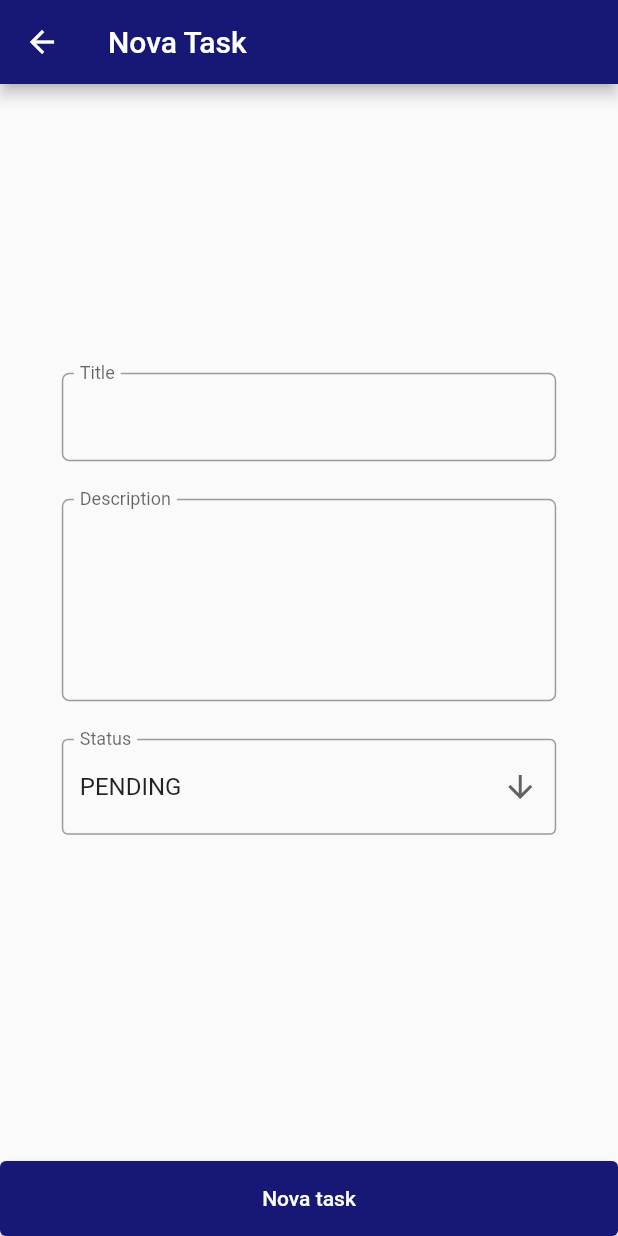
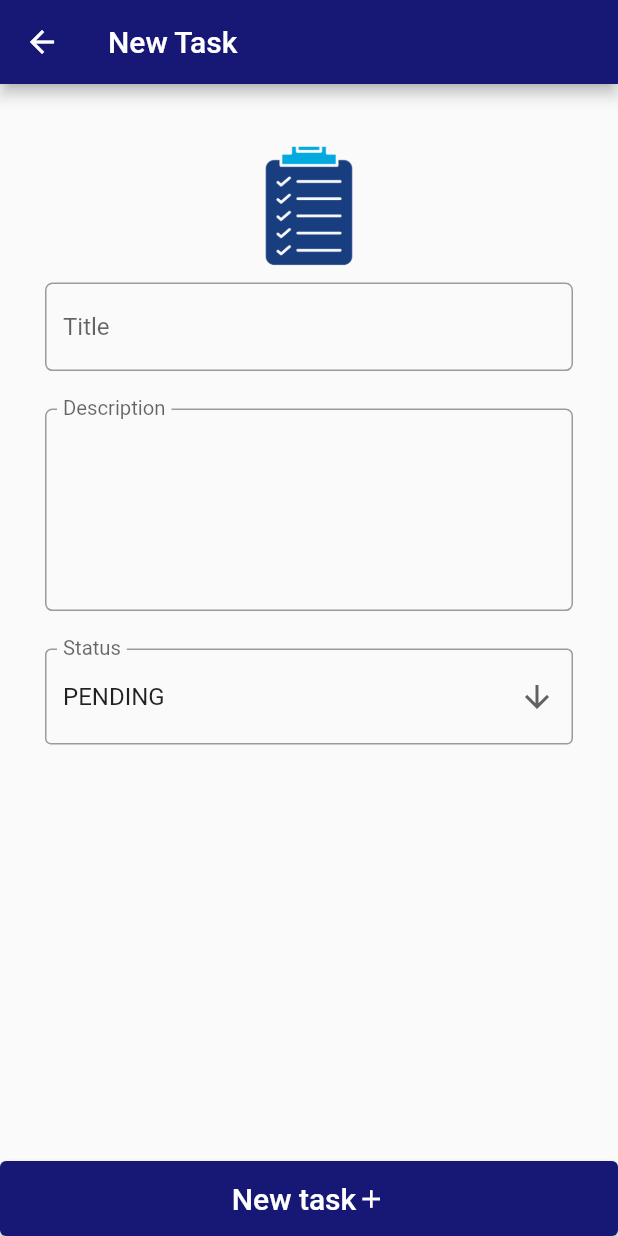
Before and after one commit to mattbrevis/to_do_list_project, a Flutter app: the screen it shows after launch, after a tap on "New Task", on a phone screen of 412 x 824 dp. Run offline on Flutter 3.47's test engine with Material 2 defaults, Android fonts, the light colour scheme and no system bars; our stand-ins replace sqflite; accounts and stored records are empty.

Commit message:
Front Adjustments

```diff
--- a/lib/constants/routes.dart
+++ b/lib/constants/routes.dart
@@ -1,6 +1,6 @@
 import 'package:to_do_list_project/views/tasks/list_tasks_page.dart';
 import 'package:to_do_list_project/views/my_home.dart';
-import 'package:to_do_list_project/views/tasks/new_task_page.dart';
+import 'package:to_do_list_project/views/tasks/task_page.dart';
 
 final myRoutes ={
   'home' : (context) => const MyHomePage(),
--- a/lib/views/my_home.dart
+++ b/lib/views/my_home.dart
@@ -1,5 +1,4 @@
 import 'package:flutter/material.dart';
-
 
 class MyHomePage extends StatelessWidget {
   const MyHomePage({Key? key}) : super(key: key);
@@ -7,38 +6,62 @@ class MyHomePage extends StatelessWidget {
   @override
   Widget build(BuildContext context) {
     return Scaffold(
-      appBar: AppBar(
-        title: const Text('Home'),
-      ),
-      body: Center(
-        child: SizedBox(
-          width: MediaQuery.of(context).size.width * .8,
-          child: Column(
-              mainAxisAlignment: MainAxisAlignment.center,
-              crossAxisAlignment: CrossAxisAlignment.stretch,
-              children: [
+      body: Container(
+        color: Colors.indigo,
+        child: Column(mainAxisAlignment: MainAxisAlignment.center, children: [
           Container(
-                  height: MediaQuery.of(context).size.height * .20,
+            height: MediaQuery.of(context).size.height * .30,
             decoration: const BoxDecoration(
                 image: DecorationImage(
-                    image: AssetImage("assets/images/taskico.png"),
+              fit: BoxFit.fitHeight,
+              filterQuality: FilterQuality.high,
+              isAntiAlias: true,
+              image: AssetImage("assets/images/taskhome.png"),
             )),
           ),
+          const SizedBox(
+            height: 20,
+          ),
+          const Text(
+            'To Do List App',
+            style: TextStyle(fontSize: 35, color: Colors.white, fontStyle: FontStyle.italic),
+            textAlign: TextAlign.center,
+          ),
+          const SizedBox(
+            height: 20,
+          ),
           SizedBox(
-                  height: 120,
+            height: 100,
+            width: MediaQuery.of(context).size.width * .8,
             child: ElevatedButton(
               onPressed: (() {
                 Navigator.pushNamed(context, 'new_task');
               }),
-                    child: Row(
+              child: Row(children: [
+                Expanded(
+                  child: Column(
                     mainAxisAlignment: MainAxisAlignment.center,
+                    crossAxisAlignment: CrossAxisAlignment.start,
                     children: const [
                       Text(
                         'New Task',
-                        style: TextStyle(fontSize: 20),
+                        style: TextStyle(fontSize: 25),
                       ),
-                      SizedBox(width: 10,),
-                      Icon(Icons.add, size: 35,),
+                      Text(
+                        'You can organize your tasks \nby adding your tasks into separate categories',
+                        style:
+                            TextStyle(fontSize: 13, fontStyle: FontStyle.italic),
+                      ),
+                    ],
+                  ),
+                ),
+                const SizedBox(
+                  width: 10,
+                ),
+                const Icon(
+                  Icons.add,
+                  size: 35,
+                ),
               ]),
             ),
           ),
@@ -46,32 +69,46 @@ class MyHomePage extends StatelessWidget {
             height: 10,
           ),
           SizedBox(
-                  height: 120,
+            height: 100,
+            width: MediaQuery.of(context).size.width * .8,
             child: ElevatedButton(
               onPressed: (() {
                 Navigator.pushNamed(context, 'list_task');
               }),
               child: Row(
+                children: [
+                  Expanded(
+                    child: Column(
                       mainAxisAlignment: MainAxisAlignment.center,
-                      children: const[
+                      crossAxisAlignment: CrossAxisAlignment.start,
+                      children: const [
                         Text(
                           'List Task',
-                          style: TextStyle(fontSize: 20),
+                          style: TextStyle(fontSize: 25),
                         ),
-                        SizedBox(width: 10,),
-                        Icon(Icons.edit_note_outlined, size: 35,),
+                        Text(
+                          'You can check all your pending/running/in progress tasks here',
+                          style: TextStyle(fontSize: 13, fontStyle: FontStyle.italic),
+                        ),
                       ],
                     ),
-
                   ),
-
+                  const SizedBox(
+                    width: 10,
+                  ),
+                  const Icon(
+                    Icons.edit_note_outlined,
+                    size: 35,
+                  ),
+                ],
+              ),
+            ),
           ),
           const SizedBox(
             height: 10,
           ),
         ]),
       ),
-      ),
     );
   }
 }
--- a/lib/views/tasks/list_tasks_page.dart
+++ b/lib/views/tasks/list_tasks_page.dart
@@ -1,7 +1,7 @@
 import 'package:flutter/material.dart';
 import 'package:to_do_list_project/constants/status_task.dart';
 import 'package:to_do_list_project/repository/task_repository.dart';
-import 'package:to_do_list_project/views/tasks/new_task_page.dart';
+import 'package:to_do_list_project/views/tasks/task_page.dart';
 
 import '../../model/task_model.dart';
 
@@ -14,10 +14,15 @@ class ListTaskPage extends StatefulWidget {
 
 class _ListTaskPageState extends State<ListTaskPage> {
   List<TaskModel> listTasks = [];
+  bool isLoading = true;
 
   void getTasks() async {
+    isLoading = true;
+    listTasks=[];
     listTasks = await TaskRepository().getAllTasks() ?? [];
-    setState(() {});
+    setState(() {
+      isLoading=false;
+    });
   }
 
   @override
@@ -29,8 +34,8 @@ class _ListTaskPageState extends State<ListTaskPage> {
   @override
   Widget build(BuildContext context) {
     return Scaffold(
-      appBar: AppBar(title: const Text('Your tasks')),
-      body: ListView.builder(
+      appBar: AppBar(title: const Text('Your personal tasks')),
+      body:isLoading==true? const Center(child: CircularProgressIndicator(),) : ListView.builder(
           itemCount: listTasks.length,
           itemBuilder: ((context, index) {
             String statusIndexTask = '';
@@ -52,34 +57,30 @@ class _ListTaskPageState extends State<ListTaskPage> {
                     color: Colors.orange, size: 50);
                 break;
             }
-            return SizedBox(
-              width: MediaQuery.of(context).size.width * .75,
-              height: 100,
-              child: Card(
+            return Card(
               shape: const RoundedRectangleBorder(),
               elevation: 8,
               child: ListTile(
-                  onTap: () {
-                    Navigator.push(
+                onTap: () async {
+                  await Navigator.push(
                     context,
                     MaterialPageRoute(
                         builder: (context) => TaskPage(
                               task: listTasks[index],
                             )),
                   );
+                  getTasks();
+
                 },
                 leading: iconIndexedTask,
                 title: Text(listTasks[index].titleTask.toUpperCase(),
                     style: Theme.of(context).textTheme.titleLarge),
                 subtitle: Text(
-                      '${listTasks[index].descriptionTask.toString()} \n$statusIndexTask',
+                    '${listTasks[index].descriptionTask.toString()} \nSTATUS: $statusIndexTask',
                     style: Theme.of(context).textTheme.titleMedium),
                 trailing: const Icon(Icons.edit_note_rounded),
                 isThreeLine: true,
               ),
-              ),
-
-              //         Text(statusIndexTask, style: Theme.of(context).textTheme.titleMedium),
             );
           })),
     );
--- a/lib/views/tasks/new_task_page.dart
+++ /dev/null
@@ -1,203 +0,0 @@
-// ignore_for_file: public_member_api_docs, sort_constructors_first
-import 'package:date_time_picker/date_time_picker.dart';
-import 'package:flutter/material.dart';
-
-import 'package:to_do_list_project/constants/status_task.dart';
-import 'package:to_do_list_project/model/task_model.dart';
-import 'package:to_do_list_project/repository/task_repository.dart';
-
-class TaskPage extends StatefulWidget {
-  final TaskModel? task;
-  const TaskPage({
-    Key? key,
-    required this.task,
-  }) : super(key: key);
-
-  @override
-  State<TaskPage> createState() => _TaskPageState();
-}
-
-class _TaskPageState extends State<TaskPage> {
-  final formKey = GlobalKey<FormState>();
-  final taskDescriptionController = TextEditingController();
-  final titleTaskController = TextEditingController();
-  bool isSaving = false;
-  int i = 0;
-  String titleStatusTask = '';
-
-  void newTask(TaskModel taskModel) async {
-    await TaskRepository().newTask(taskModel).then((value) {
-      if (value > 0) {
-        ScaffoldMessenger.of(context).showSnackBar(
-          const SnackBar(content: Text('New task saved!')),
-        );
-        Navigator.pop(context);
-      }
-    });
-  }
-
-  void editTask(TaskModel taskModel) async{
-    await TaskRepository().updateTask(taskModel).then((value) {
-      if (value > 0) {
-        ScaffoldMessenger.of(context).showSnackBar(
-          const SnackBar(content: Text('New task saved!')),
-        );
-        Navigator.pop(context);
-      }
-    });
-  }
-
-  void loadTask(){
-    if(widget.task != null){
-      titleTaskController.text = widget.task!.titleTask.toUpperCase();
-      taskDescriptionController.text = widget.task!.descriptionTask.toString();
-      titleStatusTask = statusTask[widget.task!.status];
-    }else{
-      titleStatusTask = statusTask.first;
-    }
-    setState(() {
-
-    });
-  }
-
-  @override
-  void initState() {
-    loadTask();
-    super.initState();
-  }
-
-
-
-  @override
-  Widget build(BuildContext context) {
-    return Scaffold(
-      body: Center(
-        child: SizedBox(
-          width: MediaQuery.of(context).size.width * 0.8,
-          child: Form(
-            key: formKey,
-            child: Column(
-              mainAxisAlignment: MainAxisAlignment.center,
-              children: [
-                TextFormField(
-                  readOnly: false,
-                  controller: titleTaskController,
-                  decoration: const InputDecoration(
-                      floatingLabelBehavior: FloatingLabelBehavior.always,
-                      labelText: 'Title',
-                      border: OutlineInputBorder(
-                        borderSide: BorderSide(width: 1),
-                        borderRadius: BorderRadius.all(Radius.circular(5.0)),
-                      )),
-                  keyboardType: TextInputType.name,
-                  validator: (value) {
-                    if (value == null || value.isEmpty) {
-                      return 'Title is required';
-                    }
-                    return null;
-                  },
-                ),
-                const SizedBox(
-                  height: 25,
-                ),
-                TextFormField(
-                  maxLines: 5,
-                  readOnly: false,
-                  controller: taskDescriptionController,
-                  decoration: const InputDecoration(
-                      floatingLabelBehavior: FloatingLabelBehavior.always,
-                      labelText: 'Description',
-                      border: OutlineInputBorder(
-                        borderSide: BorderSide(width: 1),
-                        borderRadius: BorderRadius.all(Radius.circular(5.0)),
-                      )),
-                  keyboardType: TextInputType.name,
-                  validator: (value) {
-                    if (value == null || value.isEmpty) {
-                      return 'Description is required';
-                    }
-                    return null;
-                  },
-                ),
-                const SizedBox(
-                  height: 25,
-                ),
-                DropdownButtonFormField<String>(
-                  decoration: const InputDecoration(
-                      label: Text('Status'), border: OutlineInputBorder()),
-                  value: titleStatusTask,
-
-                  icon: const Icon(Icons.arrow_downward),
-                  onChanged: (String? value) {
-                    setState(() {
-                      titleStatusTask = value!;
-                      if (value == statusTask[0]) {
-                        i = 0;
-                      } else if (value == statusTask[1]) {
-                        i = 1;
-                      } else {
-                        i = 2;
-                      }
-                    });
-                  },
-                  items:
-                      statusTask.map<DropdownMenuItem<String>>((String value) {
-                    return DropdownMenuItem<String>(
-                      value: value,
-                      child: Text(value),
-                    );
-                  }).toList(),
-                ),
-                const SizedBox(
-                  height: 25,
-                ),
-                Visibility(
-                  visible: false, //todo later
-                  child: SizedBox(
-                      width: MediaQuery.of(context).size.width * .8,
-                      child: DateTimePicker(
-                        decoration: const InputDecoration(
-                            label: Text('Validity'),
-                            border: OutlineInputBorder()),
-                        initialValue: DateTime.now().toString(),
-                        type: DateTimePickerType.date,
-                        firstDate: DateTime(2000),
-                        lastDate: DateTime.now(),
-                        onChanged: (val) {},
-                        validator: (val) {
-                          return null;
-                        },
-                        onSaved: (val) {},
-                      )),
-                ),
-              ],
-            ),
-          ),
-        ),
-      ),
-      appBar: AppBar(title: const Text('Nova Task',)),
-      bottomNavigationBar: SizedBox(
-        width: MediaQuery.of(context).size.width * .85,
-        height: 50,
-        child: ElevatedButton(onPressed: isSaving == true
-                ? null
-                : () async {
-                    setState(() {
-                      isSaving = true;
-                    });
-                    if (formKey.currentState!.validate()) {
-                      final taskModel = TaskModel(
-                          titleTask: titleTaskController.text,
-                          descriptionTask: taskDescriptionController.text,
-                          status: i);
-                      newTask(taskModel);
-                    }
-                    setState(() {
-                      isSaving = false;
-                    });
-                  }, child: const Text('Nova task')),
-      ),
-
-    );
-  }
-}
--- /dev/null
+++ b/lib/views/tasks/task_page.dart
@@ -0,0 +1,238 @@
+// ignore_for_file: public_member_api_docs, sort_constructors_first
+import 'package:date_time_picker/date_time_picker.dart';
+import 'package:flutter/material.dart';
+
+import 'package:to_do_list_project/constants/status_task.dart';
+import 'package:to_do_list_project/model/task_model.dart';
+import 'package:to_do_list_project/repository/task_repository.dart';
+
+class TaskPage extends StatefulWidget {
+  final TaskModel? task;
+  const TaskPage({
+    Key? key,
+    required this.task,
+  }) : super(key: key);
+
+  @override
+  State<TaskPage> createState() => _TaskPageState();
+}
+
+class _TaskPageState extends State<TaskPage> {
+  final formKey = GlobalKey<FormState>();
+  final taskDescriptionController = TextEditingController();
+  final titleTaskController = TextEditingController();
+  bool isSaving = false;
+  int i = 0;
+  String titleStatusTask = '';
+
+  void newTask(TaskModel taskModel) async {
+    await TaskRepository().newTask(taskModel).then((value) {
+      if (value > 0) {
+        ScaffoldMessenger.of(context).showSnackBar(
+          const SnackBar(content: Text('New task saved!')),
+        );
+        Navigator.pop(context);
+      }
+    });
+  }
+
+  void editTask(TaskModel taskModel) async {
+    taskModel.idTask = widget.task!.idTask;
+    await TaskRepository().updateTask(taskModel).then((value) {
+      if (value > 0) {
+        ScaffoldMessenger.of(context).showSnackBar(
+          const SnackBar(content: Text('New task saved!')),
+        );
+        Navigator.pop(context);
+      }
+    });
+  }
+
+  void loadTask() {
+    if (widget.task != null) {
+      titleTaskController.text = widget.task!.titleTask.toUpperCase();
+      taskDescriptionController.text = widget.task!.descriptionTask.toString();
+      titleStatusTask = statusTask[widget.task!.status];
+    } else {
+      titleStatusTask = statusTask.first;
+    }
+    setState(() {});
+  }
+
+  @override
+  void initState() {
+    loadTask();
+    super.initState();
+  }
+
+  @override
+  Widget build(BuildContext context) {
+    return Scaffold(
+      body: Container(
+        margin: const EdgeInsets.all(30),
+          child: Form(
+          key: formKey,
+          child: Column(
+            children: [
+              const SizedBox(height: 10,),
+              Container(
+                  height: MediaQuery.of(context).size.height * .10,
+                  decoration: const BoxDecoration(
+                      image: DecorationImage(
+                    image: AssetImage("assets/images/taskico.png"),
+                  )),
+                ),
+              const SizedBox(height: 10,),
+              TextFormField(
+                readOnly: false,
+                controller: titleTaskController,
+                textInputAction: TextInputAction.next,
+
+                decoration: const InputDecoration(
+                    labelStyle: TextStyle(fontSize: 18),
+                    floatingLabelBehavior: FloatingLabelBehavior.always,
+
+                    hintText: 'Title',
+                    border: OutlineInputBorder(
+                      borderSide: BorderSide(width: 1),
+                      borderRadius: BorderRadius.all(Radius.circular(5.0)),
+                    )),
+                keyboardType: TextInputType.name,
+                validator: (value) {
+                  if (value == null || value.isEmpty) {
+                    return 'Title is required';
+                  }
+                  return null;
+                },
+              ),
+              const SizedBox(
+                height: 25,
+              ),
+              TextFormField(
+                maxLines: 5,
+                readOnly: false,
+                controller: taskDescriptionController,
+                decoration: const InputDecoration(
+                    floatingLabelBehavior: FloatingLabelBehavior.always,
+                    labelText: 'Description',
+                      labelStyle: TextStyle(fontSize: 18),
+                    border: OutlineInputBorder(
+                      borderSide: BorderSide(width: 1),
+                      borderRadius: BorderRadius.all(Radius.circular(5.0)),
+                    )),
+                keyboardType: TextInputType.name,
+                validator: (value) {
+                  if (value == null || value.isEmpty) {
+                    return 'Description is required';
+                  }
+                  return null;
+                },
+              ),
+              const SizedBox(
+                height: 25,
+              ),
+              SizedBox(
+                child: DropdownButtonFormField<String>(
+
+                  decoration: const InputDecoration(
+                    labelStyle: TextStyle(fontSize: 18),
+
+                      label: Text('Status'), border: OutlineInputBorder()),
+                  value: titleStatusTask,
+                  icon: const Icon(Icons.arrow_downward),
+                  alignment: AlignmentDirectional.centerStart,
+
+
+                  onChanged: (String? value) {
+                    setState(() {
+                      titleStatusTask = value!;
+                      if (value == statusTask[0]) {
+                        i = 0;
+                      } else if (value == statusTask[1]) {
+                        i = 1;
+                      } else {
+                        i = 2;
+                      }
+                    });
+                  },
+                  items:
+                      statusTask.map<DropdownMenuItem<String>>((String value) {
+                    return DropdownMenuItem<String>(
+                      value: value,
+                      child: Text(value),
+                    );
+                  }).toList(),
+                ),
+              ),
+              const SizedBox(
+                height: 25,
+              ),
+              Visibility(
+                visible: false, //todo later
+                child: SizedBox(
+                    width: MediaQuery.of(context).size.width * .8,
+                    child: DateTimePicker(
+                      decoration: const InputDecoration(
+                          label: Text('Validity'),
+                          border: OutlineInputBorder()),
+                      initialValue: DateTime.now().toString(),
+                      type: DateTimePickerType.date,
+                      firstDate: DateTime(2000),
+                      lastDate: DateTime.now(),
+                      onChanged: (val) {},
+                      validator: (val) {
+                        return null;
+                      },
+                      onSaved: (val) {},
+                    )),
+              ),
+            ],
+          ),
+        ),
+      ),
+      appBar: AppBar(
+          title: Text(
+        widget.task == null ? 'New Task' : 'Edit task',
+      )),
+      bottomNavigationBar: SizedBox(
+        width: MediaQuery.of(context).size.width * .80,
+        height: 50,
+        child: ElevatedButton(
+            onPressed: isSaving == true
+                ? null
+                : () async {
+                    setState(() {
+                      isSaving = true;
+                    });
+                    if (formKey.currentState!.validate()) {
+                      final taskModel = TaskModel(
+                          titleTask: titleTaskController.text,
+                          descriptionTask: taskDescriptionController.text,
+                          status: i);
+                      if (widget.task == null) {
+                        newTask(taskModel);
+                      } else {
+                        editTask(taskModel);
+                      }
+                    }
+                    setState(() {
+                      isSaving = false;
+                    });
+                  },
+            child: Row(
+              mainAxisAlignment: MainAxisAlignment.center,
+              children: [
+                Text(
+                  widget.task == null ? 'New task' : 'Edit Task',
+                  style: const TextStyle(fontSize: 20),
+                ),
+                Icon(
+                  widget.task == null ? Icons.add : Icons.edit,
+                  size: 20,
+                )
+              ],
+            )),
+      ),
+    );
+  }
+}
```
Also changed, not shown: assets/images/taskhome.png (added). Lines whose indentation alone changed are shown as unchanged.
